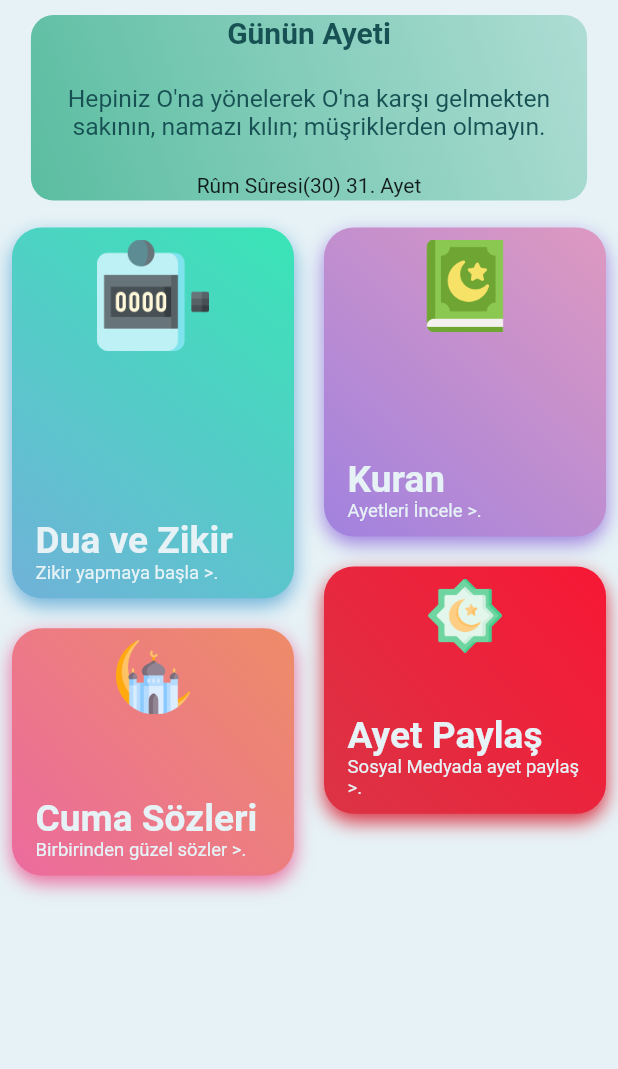
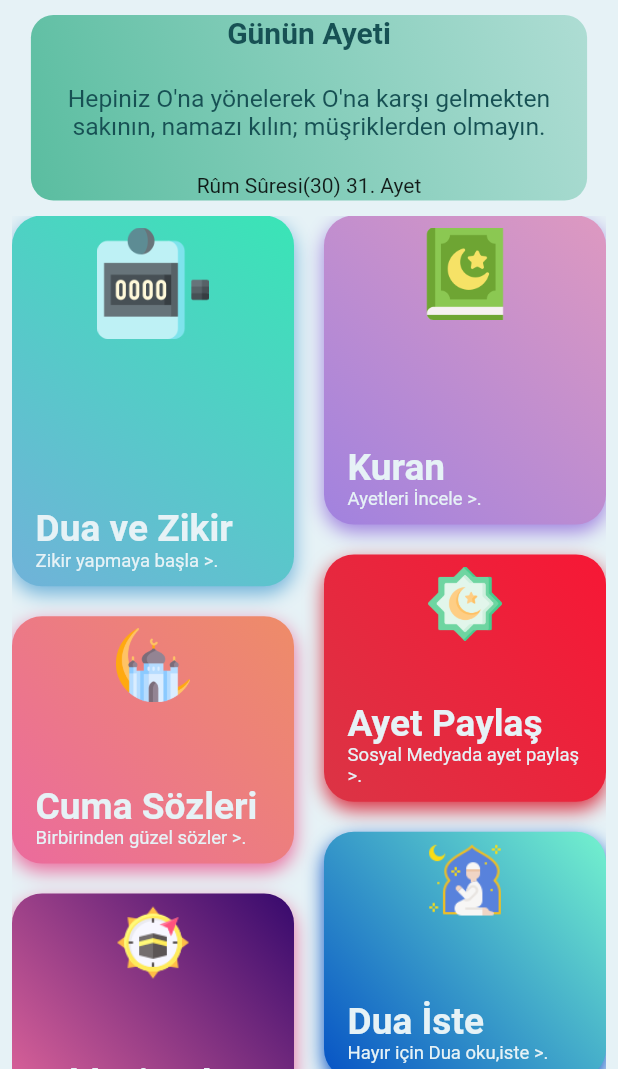
Before and after one commit to guccisekspir/kuranPusula, a Flutter app: the screen it shows after launch, on a phone screen of 412 x 824 dp, the part 167-1236 px from its top. Run offline on Flutter 3.47's test engine with Material 2 defaults, Android fonts, the phone set to English and light mode, and no system bars; drawn by our look-alikes of auto_size_text; our stand-ins replace bloc, dio, dropdown_search, equatable, flutter_bloc, flutter_easyloading and 5 more; missing offline and left inert: geolocator_web, social_share; accounts and stored records are empty.

Commit message:
new pages added

```diff
--- a/lib/pages/homePage/homePage.dart
+++ b/lib/pages/homePage/homePage.dart
@@ -4,9 +4,12 @@ import 'package:flutter_staggered_grid_view/flutter_staggered_grid_view.dart';
 import 'package:kuranpusula/helpers/sizeHelper.dart';
 import 'package:kuranpusula/helpers/themeHelper.dart';
 import 'package:kuranpusula/pages/beadsPage/beadsPage.dart';
+import 'package:kuranpusula/pages/fridayImagesPage/fridayImagePage.dart';
 import 'package:kuranpusula/pages/homePage/widgets/beadsContainer.dart';
 import 'package:kuranpusula/pages/homePage/widgets/todayVerseContainer.dart';
+import 'package:kuranpusula/pages/qiblahPage/qiblahPage.dart';
 import 'package:kuranpusula/pages/quranPage/quranPage.dart';
+import 'package:kuranpusula/pages/shareVersePage/shareVersePage.dart';
 
 class HomePage extends StatelessWidget {
   const HomePage({Key? key}) : super(key: key);
@@ -44,10 +47,13 @@ class HomePage extends StatelessWidget {
             ),
             Expanded(
               child: Padding(
-                padding: const EdgeInsets.all(8.0),
+                padding: const EdgeInsets.symmetric(
+                  horizontal: 8.0,
+                ),
                 child: MasonryGridView(
                   mainAxisSpacing: 20,
                   crossAxisSpacing: 20,
+                  gridDelegate: SliverSimpleGridDelegateWithFixedCrossAxisCount(crossAxisCount: 2),
                   children: [
                     GestureDetector(
                       onTap: () {
@@ -75,7 +81,11 @@ class HomePage extends StatelessWidget {
                         gradientColors: [Color(0XFFA182DF), Color(0xffDE99C0)],
                       ),
                     ),
-                    HomeFeatureWidgets(
+                    GestureDetector(
+                      onTap: () {
+                        Navigator.push(context, MaterialPageRoute(builder: (context) => ShareVersePage()));
+                      },
+                      child: HomeFeatureWidgets(
                         containerHeight: sizeHelper.height! * 0.2,
                         containerWidth: sizeHelper.width! * 0.4,
                         title: 'Ayet Paylaş',
@@ -83,7 +93,12 @@ class HomePage extends StatelessWidget {
                         image: 'assets/icons/verse.png',
                         gradientColors: [Color(0XFFdb3445), Color(0xfff71735)],
                       ),
-                    HomeFeatureWidgets(
+                    ),
+                    GestureDetector(
+                      onTap: () {
+                        Navigator.push(context, MaterialPageRoute(builder: (context) => FridayImagePage()));
+                      },
+                      child: HomeFeatureWidgets(
                         containerHeight: sizeHelper.height! * 0.2,
                         containerWidth: sizeHelper.width! * 0.4,
                         title: 'Cuma Sözleri',
@@ -91,8 +106,37 @@ class HomePage extends StatelessWidget {
                         image: 'assets/icons/cuma.png',
                         gradientColors: [Color(0XFFeb6b9d), Color(0xffee8c68)],
                       ),
+                    ),
+                    GestureDetector(
+                      onTap: () {
+                        Navigator.push(context, MaterialPageRoute(builder: (context) => FridayImagePage()));
+                      },
+                      child: HomeFeatureWidgets(
+                        containerHeight: sizeHelper.height! * 0.2,
+                        containerWidth: sizeHelper.width! * 0.4,
+                        title: 'Dua İste',
+                        subtitle: 'Hayır için Dua oku,iste >.',
+                        image: 'assets/icons/pray.png',
+                        gradientColors: [
+                          Color(0xff0652c5),
+                          Color(0XFF74f2ce),
                         ],
-                  gridDelegate: SliverSimpleGridDelegateWithFixedCrossAxisCount(crossAxisCount: 2),
+                      ),
+                    ),
+                    GestureDetector(
+                      onTap: () {
+                        Navigator.push(context, MaterialPageRoute(builder: (context) => QiblahCompass()));
+                      },
+                      child: HomeFeatureWidgets(
+                        containerHeight: sizeHelper.height! * 0.2,
+                        containerWidth: sizeHelper.width! * 0.4,
+                        title: 'Kıbleyi Bul',
+                        subtitle: 'Kıblenizi bulun >.',
+                        image: 'assets/icons/qibla.png',
+                        gradientColors: [Color(0XFFeb6b9d), Color(0xff36096d)],
+                      ),
+                    ),
+                  ],
                 ),
               ),
             )
```
Lines whose indentation alone changed are shown as unchanged.
